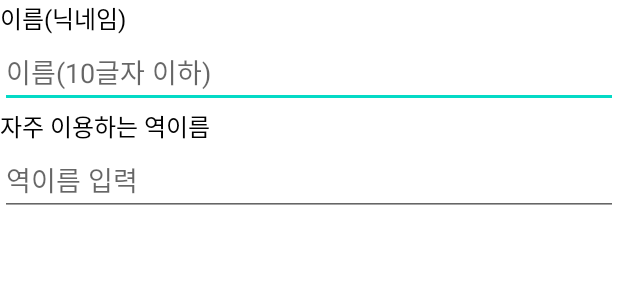
After one commit to CherryIntoSpace/SubwayApp, an Android app: the layout edit_minfo.xml on its own in the app's theme, with its tools: preview values and no code run, on a phone screen of 412 x 824 dp. The commit adds this screen. Shown: the top 300 px of the screen. Run offline under Robolectric (Android 15) with nearby library versions, the phone set to English and light mode, and no system bars.

Commit message:
2023-08-06

```diff
--- /dev/null
+++ b/app/src/main/res/drawable/baseline_arrow_forward_24.xml
@@ -0,0 +1,5 @@
+<vector android:autoMirrored="true" android:height="24dp"
+    android:tint="#000000" android:viewportHeight="24"
+    android:viewportWidth="24" android:width="24dp" xmlns:android="http://schemas.android.com/apk/res/android">
+    <path android:fillColor="@android:color/white" android:pathData="M12,4l-1.41,1.41L16.17,11H4v2h12.17l-5.58,5.59L12,20l8,-8z"/>
+</vector>
--- /dev/null
+++ b/app/src/main/res/layout/edit_minfo.xml
@@ -0,0 +1,49 @@
+<?xml version="1.0" encoding="utf-8"?>
+<LinearLayout xmlns:android="http://schemas.android.com/apk/res/android"
+    android:layout_width="match_parent"
+    android:layout_height="match_parent"
+    android:orientation="vertical">
+
+    <LinearLayout
+        android:layout_width="match_parent"
+        android:layout_height="wrap_content"
+        android:orientation="vertical">
+
+        <TextView
+            android:layout_width="match_parent"
+            android:layout_height="wrap_content"
+            android:text="이름(닉네임)"
+            android:textColor="@color/black"
+            android:textSize="16sp" />
+
+        <EditText
+            android:id="@+id/et_name"
+            android:layout_width="match_parent"
+            android:layout_height="wrap_content"
+            android:ems="10"
+            android:hint="이름(10글자 이하)" />
+
+    </LinearLayout>
+
+    <LinearLayout
+        android:layout_width="match_parent"
+        android:layout_height="match_parent"
+        android:orientation="vertical">
+
+        <TextView
+            android:layout_width="match_parent"
+            android:layout_height="wrap_content"
+            android:text="자주 이용하는 역이름"
+            android:textColor="@color/black"
+            android:textSize="16sp" />
+
+        <EditText
+            android:id="@+id/et_station"
+            android:layout_width="match_parent"
+            android:layout_height="wrap_content"
+            android:ems="10"
+            android:hint="역이름 입력" />
+
+    </LinearLayout>
+
+</LinearLayout>
```
Also changed, not shown: app/src/main/java/com/daejin/subwayapp/FragmentLogin.java (+20 -31 lines), app/src/main/java/com/daejin/subwayapp/FragmentSNS.java (+2 -22 lines), app/src/main/java/com/daejin/subwayapp/FragmentSignup.java (+32 -5 lines), app/src/main/java/com/daejin/subwayapp/MainActivity.java (+9 -0 lines), app/src/main/res/layout/fragment_chart.xml (+21 -5 lines), app/src/main/res/layout/fragment_login.xml (+6 -1 lines), app/src/main/res/layout/fragment_signup.xml (+18 -10 lines), app/src/main/res/layout/fragment_sns.xml (+0 -20 lines), app/src/main/res/layout/progressbar.xml (added, +21 -0 lines), app/src/main/res/menu/sns_top_menu.xml (deleted, +0 -7 lines), app/src/main/res/values/themes.xml (+10 -0 lines).
